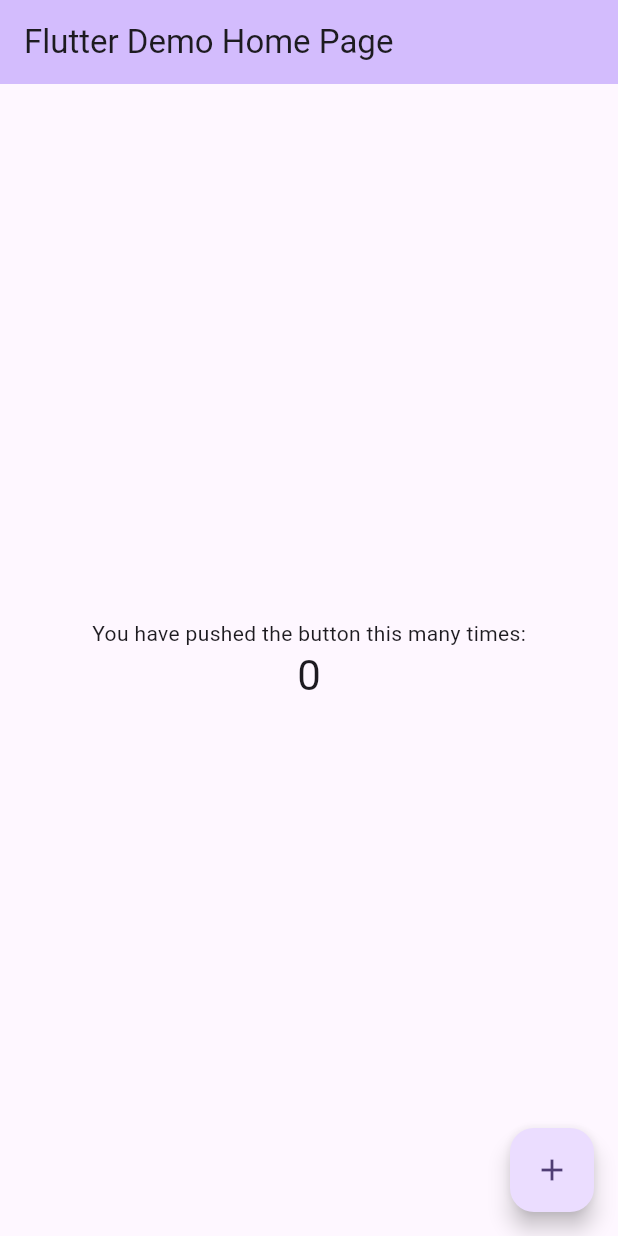
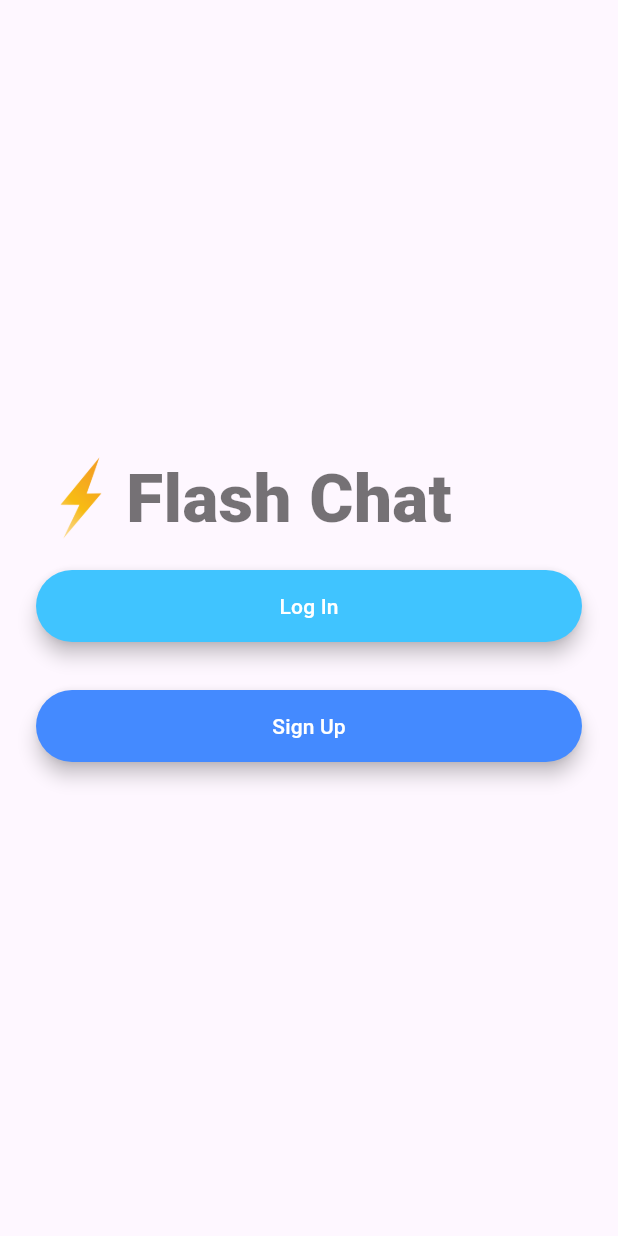
Before and after one commit to n3k00/flash_chat, a Flutter app: the screen it shows after launch, on a phone screen of 412 x 824 dp. Run offline on Flutter 3.47's test engine with Material 2 defaults, Android fonts, the phone set to English and light mode, and no system bars; our stand-ins replace firebase_core, modal_progress_hud_nsn; accounts and stored records are empty.

Commit message:
design for welcome,login and sign

```diff
--- a/analysis_options.yaml
+++ b/analysis_options.yaml
@@ -21,6 +21,12 @@ linter:
   # `// ignore_for_file: name_of_lint` syntax on the line or in the file
   # producing the lint.
   rules:
+    prefer_const_constructors: false
+    prefer_final_fields: false
+    use_key_in_widget_constructors: false
+    prefer_const_literals_to_create_immutables: false
+    prefer_const_constructors_in_immutables: false
+    avoid_print: false
     # avoid_print: false  # Uncomment to disable the `avoid_print` rule
     # prefer_single_quotes: true  # Uncomment to enable the `prefer_single_quotes` rule
 
--- a/lib/main.dart
+++ b/lib/main.dart
@@ -1,7 +1,14 @@
+import 'package:flash_chat/views/home_page.dart';
+import 'package:flash_chat/views/login_page.dart';
+import 'package:flash_chat/views/signup_page.dart';
+import 'package:flash_chat/views/welcome_page.dart';
 import 'package:flutter/material.dart';
+import 'package:firebase_core/firebase_core.dart';
 
-void main() {
-  runApp(const MyApp());
+void main() async {
+  WidgetsFlutterBinding.ensureInitialized();
+  await Firebase.initializeApp();
+  runApp(MyApp());
 }
 
 class MyApp extends StatelessWidget {
@@ -12,114 +19,18 @@ class MyApp extends StatelessWidget {
   Widget build(BuildContext context) {
     return MaterialApp(
       title: 'Flutter Demo',
+      debugShowCheckedModeBanner: false,
       theme: ThemeData(
-        // This is the theme of your application.
-        //
-        // TRY THIS: Try running your application with "flutter run". You'll see
-        // the application has a blue toolbar. Then, without quitting the app,
-        // try changing the seedColor in the colorScheme below to Colors.green
-        // and then invoke "hot reload" (save your changes or press the "hot
-        // reload" button in a Flutter-supported IDE, or press "r" if you used
-        // the command line to start the app).
-        //
-        // Notice that the counter didn't reset back to zero; the application
-        // state is not lost during the reload. To reset the state, use hot
-        // restart instead.
-        //
-        // This works for code too, not just values: Most code changes can be
-        // tested with just a hot reload.
         colorScheme: ColorScheme.fromSeed(seedColor: Colors.deepPurple),
         useMaterial3: true,
       ),
-      home: const MyHomePage(title: 'Flutter Demo Home Page'),
+      home: WelcomePage(),
+      routes: {
+        LoginPage.id: (context) => LoginPage(),
+        SignupPage.id: (context) => SignupPage(),
+        WelcomePage.id: (context) => WelcomePage(),
+        HomePage.id: (context) => HomePage(),
+      },
     );
   }
 }
-
-class MyHomePage extends StatefulWidget {
-  const MyHomePage({super.key, required this.title});
-
-  // This widget is the home page of your application. It is stateful, meaning
-  // that it has a State object (defined below) that contains fields that affect
-  // how it looks.
-
-  // This class is the configuration for the state. It holds the values (in this
-  // case the title) provided by the parent (in this case the App widget) and
-  // used by the build method of the State. Fields in a Widget subclass are
-  // always marked "final".
-
-  final String title;
-
-  @override
-  State<MyHomePage> createState() => _MyHomePageState();
-}
-
-class _MyHomePageState extends State<MyHomePage> {
-  int _counter = 0;
-
-  void _incrementCounter() {
-    setState(() {
-      // This call to setState tells the Flutter framework that something has
-      // changed in this State, which causes it to rerun the build method below
-      // so that the display can reflect the updated values. If we changed
-      // _counter without calling setState(), then the build method would not be
-      // called again, and so nothing would appear to happen.
-      _counter++;
-    });
-  }
-
-  @override
-  Widget build(BuildContext context) {
-    // This method is rerun every time setState is called, for instance as done
-    // by the _incrementCounter method above.
-    //
-    // The Flutter framework has been optimized to make rerunning build methods
-    // fast, so that you can just rebuild anything that needs updating rather
-    // than having to individually change instances of widgets.
-    return Scaffold(
-      appBar: AppBar(
-        // TRY THIS: Try changing the color here to a specific color (to
-        // Colors.amber, perhaps?) and trigger a hot reload to see the AppBar
-        // change color while the other colors stay the same.
-        backgroundColor: Theme.of(context).colorScheme.inversePrimary,
-        // Here we take the value from the MyHomePage object that was created by
-        // the App.build method, and use it to set our appbar title.
-        title: Text(widget.title),
-      ),
-      body: Center(
-        // Center is a layout widget. It takes a single child and positions it
-        // in the middle of the parent.
-        child: Column(
-          // Column is also a layout widget. It takes a list of children and
-          // arranges them vertically. By default, it sizes itself to fit its
-          // children horizontally, and tries to be as tall as its parent.
-          //
-          // Column has various properties to control how it sizes itself and
-          // how it positions its children. Here we use mainAxisAlignment to
-          // center the children vertically; the main axis here is the vertical
-          // axis because Columns are vertical (the cross axis would be
-          // horizontal).
-          //
-          // TRY THIS: Invoke "debug painting" (choose the "Toggle Debug Paint"
-          // action in the IDE, or press "p" in the console), to see the
-          // wireframe for each widget.
-          mainAxisAlignment: MainAxisAlignment.center,
-          children: <Widget>[
-            const Text(
-              'You have pushed the button this many times:',
-            ),
-            Text(
-              '$_counter',
-              style: Theme.of(context).textTheme.headlineMedium,
-            ),
-          ],
-        ),
-      ),
-      floatingActionButton: FloatingActionButton(
-        onPressed: _incrementCounter,
-        tooltip: 'Increment',
-        child: const Icon(Icons.add),
-      ), // This trailing comma makes auto-formatting nicer for build methods.
-    );
-  }
-}
--- /dev/null
+++ b/lib/views/welcome_page.dart
@@ -0,0 +1,52 @@
+import 'package:flash_chat/resources/dimens.dart';
+import 'package:flash_chat/views/login_page.dart';
+import 'package:flash_chat/views/signup_page.dart';
+import 'package:flash_chat/widgets/rounded_button.dart';
+import 'package:flutter/material.dart';
+
+class WelcomePage extends StatelessWidget {
+  static const String id = "/welcome";
+
+  @override
+  Widget build(BuildContext context) {
+    return Scaffold(
+      body: Padding(
+        padding: EdgeInsets.symmetric(horizontal: MARGIN_LARGE),
+        child: Column(
+          crossAxisAlignment: CrossAxisAlignment.stretch,
+          mainAxisAlignment: MainAxisAlignment.center,
+          children: [
+            Row(
+              children: [
+                SizedBox(
+                  height: WELCOM_SCREEN_LOGI_HEIGHT,
+                  child: Image.asset("assets/images/logo.png"),
+                ),
+                Text(
+                  "Flash Chat",
+                  style: TextStyle(
+                    color: Colors.black54,
+                    fontSize: 45,
+                    fontWeight: FontWeight.w900,
+                  ),
+                )
+              ],
+            ),
+            RoundedButton(
+                btnColor: Colors.lightBlueAccent,
+                btnText: "Log In",
+                btnPress: () {
+                  Navigator.pushNamed(context, LoginPage.id);
+                }),
+            RoundedButton(
+                btnColor: Colors.blueAccent,
+                btnText: "Sign Up",
+                btnPress: () {
+                  Navigator.pushNamed(context, SignupPage.id);
+                }),
+          ],
+        ),
+      ),
+    );
+  }
+}
--- /dev/null
+++ b/lib/widgets/rounded_button.dart
@@ -0,0 +1,36 @@
+import 'package:flutter/material.dart';
+
+class RoundedButton extends StatelessWidget {
+  final Color btnColor;
+  final String btnText;
+  final VoidCallback btnPress;
+
+  RoundedButton({
+    required this.btnColor,
+    required this.btnText,
+    required this.btnPress,
+  });
+
+  @override
+  Widget build(BuildContext context) {
+    return Padding(
+      padding: EdgeInsets.symmetric(
+        vertical: 16,
+      ),
+      child: Material(
+        elevation: 5,
+        color: btnColor,
+        borderRadius: BorderRadius.circular(30),
+        child: MaterialButton(
+          onPressed: btnPress,
+          height: 42,
+          minWidth: 200,
+          child: Text(
+            btnText,
+            style: TextStyle(color: Colors.white),
+          ),
+        ),
+      ),
+    );
+  }
+}
```
Also changed, not shown: lib/resources/constants.dart (added, +34 -0 lines), lib/resources/dimens.dart (added, +20 -0 lines), lib/views/home_page.dart (added, +17 -0 lines), lib/views/login_page.dart (added, +85 -0 lines), lib/views/signup_page.dart (added, +83 -0 lines), pubspec.yaml (+9 -3 lines), assets/images/logo.png (added), lib/resources/strings.dart (added), pubspec.lock, 3 other files.
